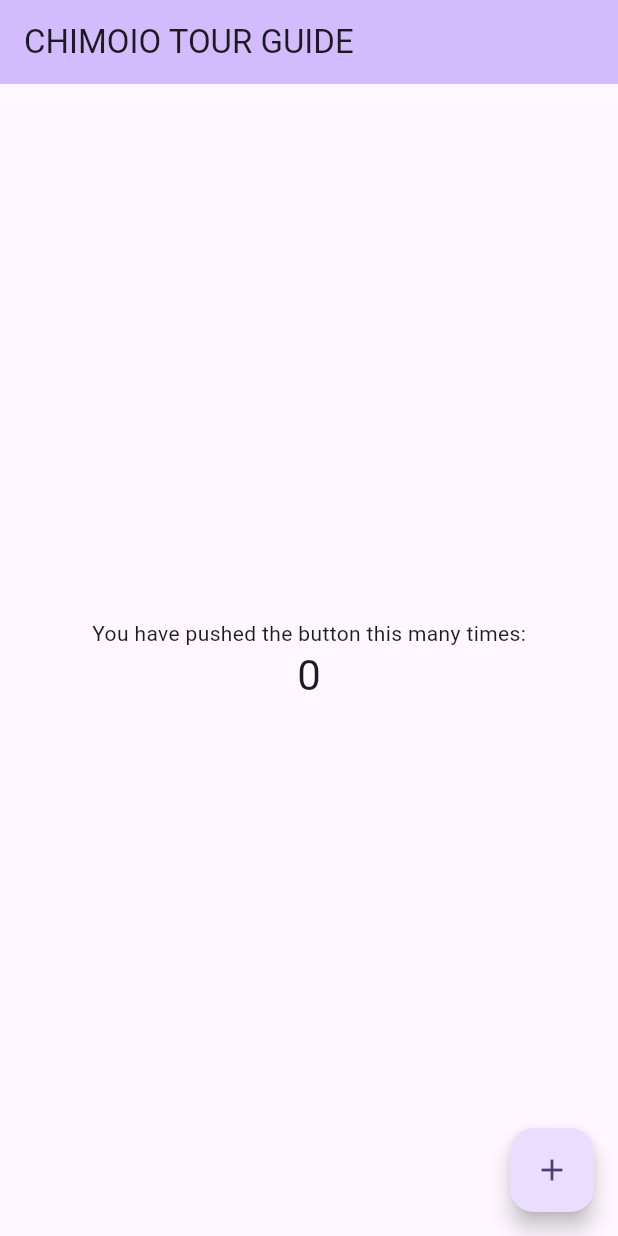
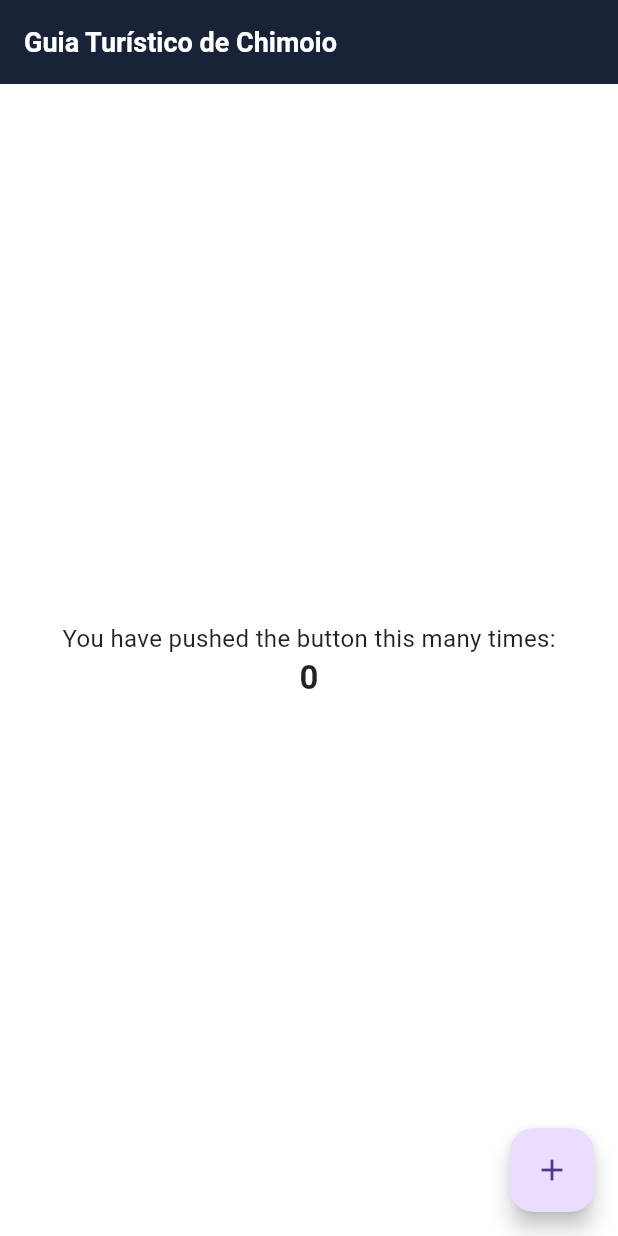
Before and after one commit to YMatique/chimoio_tour_guide, a Flutter app: the screen it shows after launch, on a phone screen of 412 x 824 dp. Run offline on Flutter 3.47's test engine with Material 3 defaults, Android fonts, the phone set to English and light mode, and no system bars.

Commit message:
adding api key

```diff
--- a/lib/main.dart
+++ b/lib/main.dart
@@ -11,9 +11,32 @@ class MyApp extends StatelessWidget {
   @override
   Widget build(BuildContext context) {
     return MaterialApp(
-      title: 'CHIMOIO TOUR GUIDE',
+      title: 'Guia Turístico de Chimoio',
       debugShowCheckedModeBanner: false,
       theme: ThemeData(
+        primaryColor: Color.fromRGBO(24, 35, 57, 255),
+        scaffoldBackgroundColor: Colors.white,
+      appBarTheme: const AppBarTheme(
+        backgroundColor: Color.fromRGBO(24, 35, 57, 1),
+        foregroundColor: Colors.white,
+        titleTextStyle: TextStyle(fontSize: 18, fontWeight: FontWeight.w600)
+      ),
+        textTheme: const TextTheme(
+        headlineLarge: TextStyle(
+            fontSize: 24, fontWeight: FontWeight.bold, color: Colors.black87),
+        headlineMedium: TextStyle(
+            fontSize: 22, fontWeight: FontWeight.w600, color: Colors.black87),
+        bodyLarge: TextStyle(
+            fontSize: 18, fontWeight: FontWeight.w500, color: Colors.black87),
+        bodyMedium: TextStyle(
+            fontSize: 16, fontWeight: FontWeight.normal, color: Colors.black87),
+        bodySmall: TextStyle(
+            fontSize: 14, fontWeight: FontWeight.normal, color: Colors.black87),
+        labelLarge: TextStyle(
+            fontSize: 16, fontWeight: FontWeight.w600, color: Colors.black87),
+        labelSmall: TextStyle(
+            fontSize: 14, fontWeight: FontWeight.w400, color: Colors.black87),
+      ),
         // This is the theme of your application.
         //
         // TRY THIS: Try running your application with "flutter run". You'll see
@@ -29,10 +52,10 @@ class MyApp extends StatelessWidget {
         //
         // This works for code too, not just values: Most code changes can be
         // tested with just a hot reload.
-        colorScheme: ColorScheme.fromSeed(seedColor: Colors.deepPurple),
+        // colorScheme: ColorScheme.fromSeed(seedColor: Color.fromRGBO(24, 35, 57, 255)),
 
       ),
-      home: const MyHomePage(title: 'CHIMOIO TOUR GUIDE'),
+      home: const MyHomePage(title: 'Guia Turístico de Chimoio'),
     );
   }
 }
@@ -82,7 +105,7 @@ class _MyHomePageState extends State<MyHomePage> {
         // TRY THIS: Try changing the color here to a specific color (to
         // Colors.amber, perhaps?) and trigger a hot reload to see the AppBar
         // change color while the other colors stay the same.
-        backgroundColor: Theme.of(context).colorScheme.inversePrimary,
+        // backgroundColor: Color.fromRGBO(24, 35, 57, 255),
         // Here we take the value from the MyHomePage object that was created by
         // the App.build method, and use it to set our appbar title.
         title: Text(widget.title),
```
Also changed, not shown: 1 other file.
